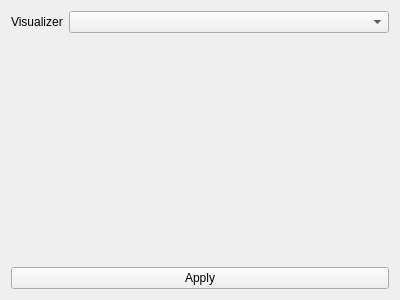
Old version of the form ui/graphplot/graphplot/visualizer_creators_selector.ui in the repository light-scattering-iogs/caqtus.
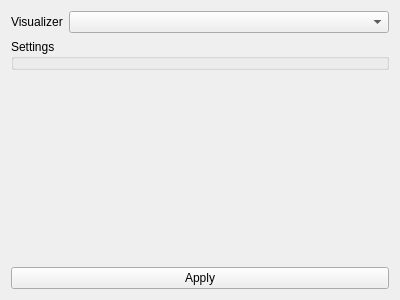
New version of the form.

Commit message: Display the visualizer creator in the visualizer creator selector if it is an instance of QWidget

The edit to the form file:
```diff
--- a/ui/graphplot/graphplot/visualizer_creators_selector.ui
+++ b/ui/graphplot/graphplot/visualizer_creators_selector.ui
@@ -31,6 +31,26 @@
      </item>
     </layout>
    </item>
+   <item>
+    <widget class="QGroupBox" name="_settings_group">
+     <property name="title">
+      <string>Settings</string>
+     </property>
+    </widget>
+   </item>
+   <item>
+    <spacer name="verticalSpacer">
+     <property name="orientation">
+      <enum>Qt::Vertical</enum>
+     </property>
+     <property name="sizeHint" stdset="0">
+      <size>
+       <width>20</width>
+       <height>40</height>
+      </size>
+     </property>
+    </spacer>
+   </item>
    <item>
     <widget class="QPushButton" name="_apply_button">
      <property name="text">
```
The commit also changes 3 other files.
